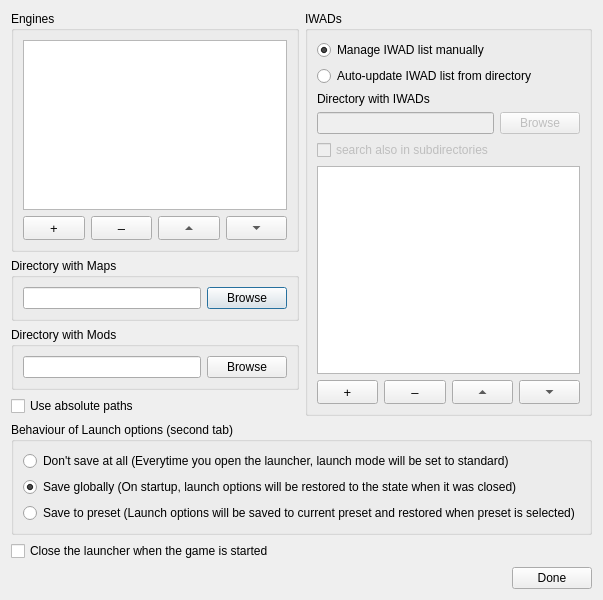
Before: the Qt Designer form Forms/SetupDialog.ui in Youda008/DoomRunner, drawn with Qt 5.
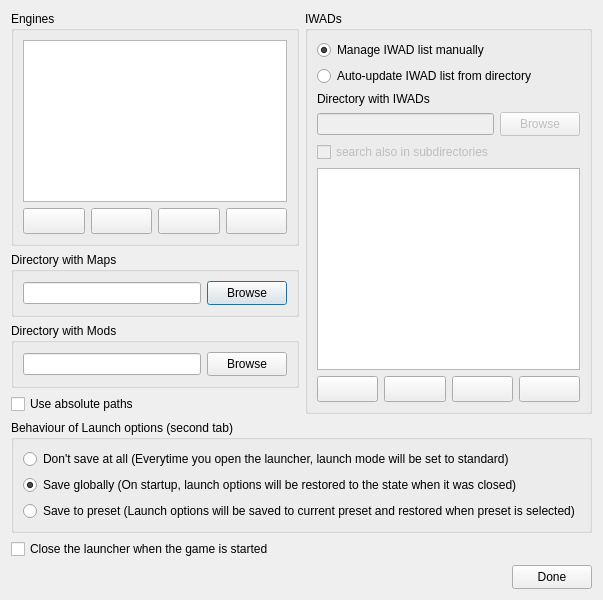
After: the same form once the commit is applied. Icons and pictures are not drawn. Custom widgets are drawn as their Qt base class.

```diff
--- a/Forms/SetupDialog.ui
+++ b/Forms/SetupDialog.ui
@@ -47,7 +47,7 @@
               <property name="minimumSize">
                <size>
                 <width>0</width>
-                <height>24</height>
+                <height>26</height>
                </size>
               </property>
               <property name="font">
@@ -58,8 +58,9 @@
               <property name="toolTip">
                <string>&lt;html&gt;&lt;head/&gt;&lt;body&gt;&lt;p&gt;&lt;span style=&quot; font-size:9pt;&quot;&gt;add new engine&lt;/span&gt;&lt;/p&gt;&lt;/body&gt;&lt;/html&gt;</string>
               </property>
-              <property name="text">
-               <string>+</string>
+              <property name="icon">
+               <iconset resource="../Resources/Resources.qrc">
+                <normaloff>:/AddItem.png</normaloff>:/AddItem.png</iconset>
               </property>
              </widget>
             </item>
@@ -74,7 +75,7 @@
               <property name="minimumSize">
                <size>
                 <width>0</width>
-                <height>24</height>
+                <height>26</height>
                </size>
               </property>
               <property name="font">
@@ -85,8 +86,9 @@
               <property name="toolTip">
                <string>&lt;html&gt;&lt;head/&gt;&lt;body&gt;&lt;p&gt;&lt;span style=&quot; font-size:9pt;&quot;&gt;remove selected engine&lt;/span&gt;&lt;/p&gt;&lt;/body&gt;&lt;/html&gt;</string>
               </property>
-              <property name="text">
-               <string>‒</string>
+              <property name="icon">
+               <iconset resource="../Resources/Resources.qrc">
+                <normaloff>:/DeleteItem.png</normaloff>:/DeleteItem.png</iconset>
               </property>
              </widget>
             </item>
@@ -101,17 +103,15 @@
               <property name="minimumSize">
                <size>
                 <width>0</width>
-                <height>24</height>
+                <height>26</height>
                </size>
               </property>
               <property name="toolTip">
                <string>&lt;html&gt;&lt;head/&gt;&lt;body&gt;&lt;p&gt;&lt;span style=&quot; font-size:9pt;&quot;&gt;move selected engine up&lt;/span&gt;&lt;/p&gt;&lt;/body&gt;&lt;/html&gt;</string>
               </property>
-              <property name="text">
-               <string>...</string>
-              </property>
-              <property name="arrowType">
-               <enum>Qt::UpArrow</enum>
+              <property name="icon">
+               <iconset resource="../Resources/Resources.qrc">
+                <normaloff>:/MoveUp.png</normaloff>:/MoveUp.png</iconset>
               </property>
              </widget>
             </item>
@@ -126,17 +126,15 @@
               <property name="minimumSize">
                <size>
                 <width>0</width>
-                <height>24</height>
+                <height>26</height>
                </size>
               </property>
               <property name="toolTip">
                <string>&lt;html&gt;&lt;head/&gt;&lt;body&gt;&lt;p&gt;&lt;span style=&quot; font-size:9pt;&quot;&gt;move selected engine down&lt;/span&gt;&lt;/p&gt;&lt;/body&gt;&lt;/html&gt;</string>
               </property>
-              <property name="text">
-               <string>...</string>
-              </property>
-              <property name="arrowType">
-               <enum>Qt::DownArrow</enum>
+              <property name="icon">
+               <iconset resource="../Resources/Resources.qrc">
+                <normaloff>:/MoveDown.png</normaloff>:/MoveDown.png</iconset>
               </property>
              </widget>
             </item>
@@ -158,6 +156,12 @@
             </item>
             <item>
              <widget class="QPushButton" name="mapDirBtn">
+              <property name="minimumSize">
+               <size>
+                <width>0</width>
+                <height>24</height>
+               </size>
+              </property>
               <property name="text">
                <string>Browse</string>
               </property>
@@ -181,6 +185,12 @@
             </item>
             <item>
              <widget class="QPushButton" name="modDirBtn">
+              <property name="minimumSize">
+               <size>
+                <width>0</width>
+                <height>24</height>
+               </size>
+              </property>
               <property name="text">
                <string>Browse</string>
               </property>
@@ -249,6 +259,12 @@
               <property name="enabled">
                <bool>false</bool>
               </property>
+              <property name="minimumSize">
+               <size>
+                <width>0</width>
+                <height>24</height>
+               </size>
+              </property>
               <property name="text">
                <string>Browse</string>
               </property>
@@ -286,7 +302,7 @@
               <property name="minimumSize">
                <size>
                 <width>0</width>
-                <height>24</height>
+                <height>26</height>
                </size>
               </property>
               <property name="font">
@@ -297,8 +313,9 @@
               <property name="toolTip">
                <string>&lt;html&gt;&lt;head/&gt;&lt;body&gt;&lt;p&gt;&lt;span style=&quot; font-size:9pt;&quot;&gt;add new IWAD&lt;/span&gt;&lt;/p&gt;&lt;/body&gt;&lt;/html&gt;</string>
               </property>
-              <property name="text">
-               <string>+</string>
+              <property name="icon">
+               <iconset resource="../Resources/Resources.qrc">
+                <normaloff>:/AddItem.png</normaloff>:/AddItem.png</iconset>
               </property>
              </widget>
             </item>
@@ -313,7 +330,7 @@
               <property name="minimumSize">
                <size>
                 <width>0</width>
-                <height>24</height>
+                <height>26</height>
                </size>
               </property>
               <property name="font">
@@ -324,8 +341,9 @@
               <property name="toolTip">
                <string>&lt;html&gt;&lt;head/&gt;&lt;body&gt;&lt;p&gt;&lt;span style=&quot; font-size:9pt;&quot;&gt;remove selected IWAD&lt;/span&gt;&lt;/p&gt;&lt;/body&gt;&lt;/html&gt;</string>
               </property>
-              <property name="text">
-               <string>‒</string>
+              <property name="icon">
+               <iconset resource="../Resources/Resources.qrc">
+                <normaloff>:/DeleteItem.png</normaloff>:/DeleteItem.png</iconset>
               </property>
              </widget>
             </item>
@@ -340,17 +358,15 @@
               <property name="minimumSize">
                <size>
                 <width>0</width>
-                <height>24</height>
+                <height>26</height>
                </size>
               </property>
               <property name="toolTip">
                <string>&lt;html&gt;&lt;head/&gt;&lt;body&gt;&lt;p&gt;&lt;span style=&quot; font-size:9pt;&quot;&gt;move selected IWAD up&lt;/span&gt;&lt;/p&gt;&lt;/body&gt;&lt;/html&gt;</string>
               </property>
-              <property name="text">
-               <string>...</string>
-              </property>
-              <property name="arrowType">
-               <enum>Qt::UpArrow</enum>
+              <property name="icon">
+               <iconset resource="../Resources/Resources.qrc">
+                <normaloff>:/MoveUp.png</normaloff>:/MoveUp.png</iconset>
               </property>
              </widget>
             </item>
@@ -365,17 +381,15 @@
               <property name="minimumSize">
                <size>
                 <width>0</width>
-                <height>24</height>
+                <height>26</height>
                </size>
               </property>
               <property name="toolTip">
                <string>&lt;html&gt;&lt;head/&gt;&lt;body&gt;&lt;p&gt;&lt;span style=&quot; font-size:9pt;&quot;&gt;move selected mod down&lt;/span&gt;&lt;/p&gt;&lt;/body&gt;&lt;/html&gt;</string>
               </property>
-              <property name="text">
-               <string>...</string>
-              </property>
-              <property name="arrowType">
-               <enum>Qt::DownArrow</enum>
+              <property name="icon">
+               <iconset resource="../Resources/Resources.qrc">
+                <normaloff>:/MoveDown.png</normaloff>:/MoveDown.png</iconset>
               </property>
              </widget>
             </item>
@@ -448,6 +462,12 @@
        <property name="enabled">
         <bool>true</bool>
        </property>
+       <property name="minimumSize">
+        <size>
+         <width>0</width>
+         <height>24</height>
+        </size>
+       </property>
        <property name="text">
         <string>Done</string>
        </property>
```
Left out of the diff: 20 changed lines with no effect on the pictures.
